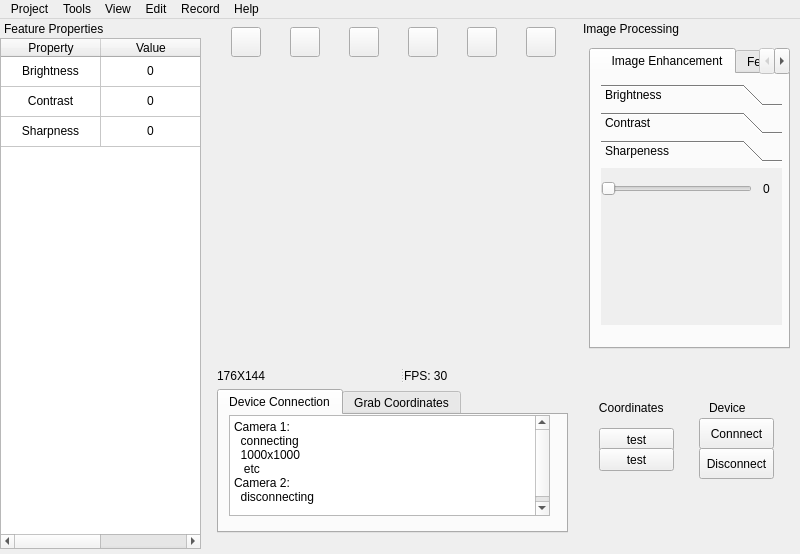
First picture: the form in mainwindow.ui, repository yuranxue272181/WPIMQP, before the edit.
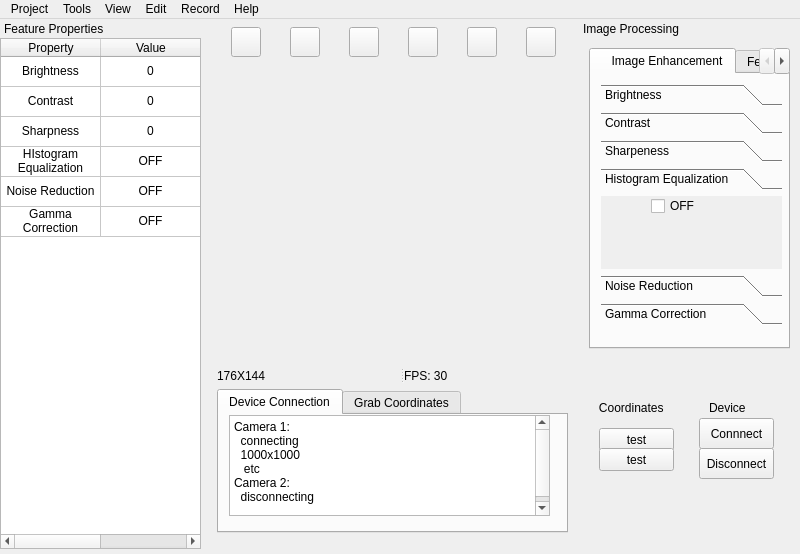
Second picture: the form after the edit.

Commit message: add feature: use checkbox to control the histogram equalizatoin and display it on the feature properties

Diff of the .ui file:
```diff
--- a/mainwindow.ui
+++ b/mainwindow.ui
@@ -419,16 +419,11 @@
      <attribute name="verticalHeaderShowSortIndicator" stdset="0">
       <bool>false</bool>
      </attribute>
-     <row>
-      <property name="text">
-       <string>2</string>
-      </property>
-     </row>
-     <row>
-      <property name="text">
-       <string>3</string>
-      </property>
-     </row>
+     <row/>
+     <row/>
+     <row/>
+     <row/>
+     <row/>
      <row/>
      <column>
       <property name="text">
@@ -476,6 +471,54 @@
       <property name="text">
        <string>Sharpness</string>
       </property>
+      <property name="textAlignment">
+       <set>AlignCenter</set>
+      </property>
+     </item>
+     <item row="2" column="1">
+      <property name="text">
+       <string>0</string>
+      </property>
+      <property name="textAlignment">
+       <set>AlignCenter</set>
+      </property>
+     </item>
+     <item row="3" column="0">
+      <property name="text">
+       <string>HIstogram Equalization</string>
+      </property>
+      <property name="textAlignment">
+       <set>AlignCenter</set>
+      </property>
+     </item>
+     <item row="3" column="1">
+      <property name="text">
+       <string>OFF</string>
+      </property>
+      <property name="textAlignment">
+       <set>AlignCenter</set>
+      </property>
+     </item>
+     <item row="4" column="0">
+      <property name="text">
+       <string>Noise Reduction</string>
+      </property>
+      <property name="textAlignment">
+       <set>AlignCenter</set>
+      </property>
+     </item>
+     <item row="4" column="1">
+      <property name="text">
+       <string>OFF</string>
+      </property>
+      <property name="textAlignment">
+       <set>AlignCenter</set>
+      </property>
+     </item>
+     <item row="5" column="0">
+      <property name="text">
+       <string>Gamma Correction</string>
+      </property>
       <property name="font">
        <font>
         <kerning>true</kerning>
@@ -485,9 +528,9 @@
        <set>AlignCenter</set>
       </property>
      </item>
-     <item row="2" column="1">
+     <item row="5" column="1">
       <property name="text">
-       <string>0</string>
+       <string>OFF</string>
       </property>
       <property name="textAlignment">
        <set>AlignCenter</set>
@@ -560,7 +603,7 @@
         <string notr="true"/>
        </property>
        <property name="currentIndex">
-        <number>2</number>
+        <number>3</number>
        </property>
        <widget class="QWidget" name="page">
         <property name="geometry">
@@ -652,7 +695,7 @@
           <x>0</x>
           <y>0</y>
           <width>181</width>
-          <height>151</height>
+          <height>61</height>
          </rect>
         </property>
         <attribute name="label">
@@ -688,6 +731,34 @@
          </property>
         </widget>
        </widget>
+       <widget class="QWidget" name="page_3">
+        <attribute name="label">
+         <string>Histogram Equalization</string>
+        </attribute>
+        <widget class="QCheckBox" name="HEChecker">
+         <property name="geometry">
+          <rect>
+           <x>50</x>
+           <y>0</y>
+           <width>76</width>
+           <height>20</height>
+          </rect>
+         </property>
+         <property name="text">
+          <string>OFF</string>
+         </property>
+        </widget>
+       </widget>
+       <widget class="QWidget" name="page_4">
+        <attribute name="label">
+         <string>Noise Reduction</string>
+        </attribute>
+       </widget>
+       <widget class="QWidget" name="page_7">
+        <attribute name="label">
+         <string>Gamma Correction</string>
+        </attribute>
+       </widget>
       </widget>
      </widget>
      <widget class="QWidget" name="tab_3">
```
Left out of the diff: 4 changed lines with no effect on the pictures. The commit also changes 15 other files.
